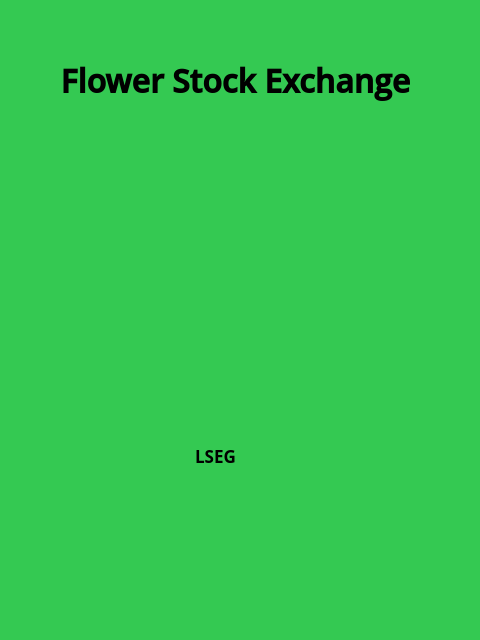
Before: the Qt Designer form splashscreen.ui in dhananjayaaps/FlowerStockExchange, drawn with Qt 5.
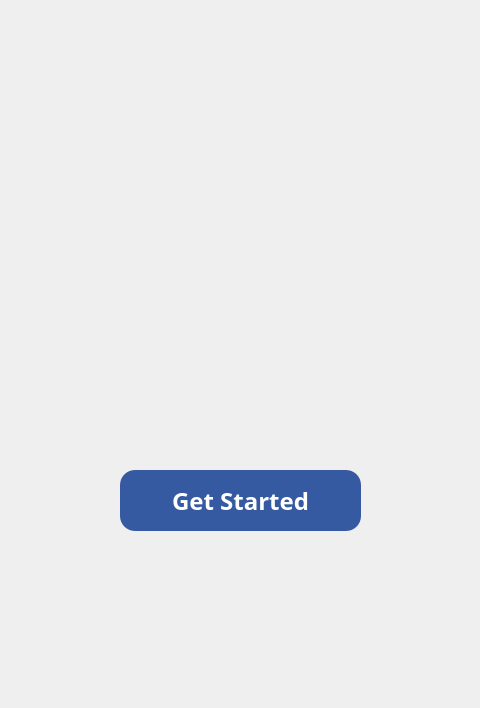
After: the same form once the commit is applied.

```diff
--- a/splashscreen.ui
+++ b/splashscreen.ui
@@ -7,7 +7,7 @@
     <x>0</x>
     <y>0</y>
     <width>480</width>
-    <height>640</height>
+    <height>708</height>
    </rect>
   </property>
   <property name="windowTitle">
@@ -16,94 +16,52 @@
   <property name="autoFillBackground">
    <bool>true</bool>
   </property>
-  <widget class="QGraphicsView" name="graphicsView">
+  <widget class="QPushButton" name="pushButton">
    <property name="geometry">
     <rect>
-     <x>-10</x>
-     <y>-10</y>
-     <width>511</width>
-     <height>661</height>
+     <x>120</x>
+     <y>470</y>
+     <width>241</width>
+     <height>61</height>
     </rect>
    </property>
+   <property name="font">
+    <font>
+     <family>Futura Md BT</family>
+     <pointsize>18</pointsize>
+     <bold>true</bold>
+    </font>
+   </property>
+   <property name="cursor">
+    <cursorShape>PointingHandCursor</cursorShape>
+   </property>
    <property name="autoFillBackground">
-    <bool>true</bool>
-   </property>
-   <property name="styleSheet">
-    <string notr="true">background:#34c952 ;
-           </string>
-   </property>
-   <property name="verticalScrollBarPolicy">
-    <enum>Qt::ScrollBarAlwaysOff</enum>
-   </property>
-   <property name="horizontalScrollBarPolicy">
-    <enum>Qt::ScrollBarAlwaysOff</enum>
-   </property>
-   <property name="backgroundBrush">
-    <brush brushstyle="Dense1Pattern">
-     <color alpha="225">
-      <red>255</red>
-      <green>0</green>
-      <blue>127</blue>
-     </color>
-    </brush>
-   </property>
-   <property name="foregroundBrush">
-    <brush brushstyle="SolidPattern">
-     <color alpha="255">
-      <red>255</red>
-      <green>85</green>
-      <blue>255</blue>
-     </color>
-    </brush>
-   </property>
-   <property name="interactive">
     <bool>false</bool>
    </property>
-  </widget>
-  <widget class="QLabel" name="label">
-   <property name="geometry">
-    <rect>
-     <x>160</x>
-     <y>440</y>
-     <width>111</width>
-     <height>31</height>
-    </rect>
+   <property name="styleSheet">
+    <string notr="true">QPushButton {
+    background-color: #365aa1;
+   border-radius: 15px;
+    color: white;
+    padding: 8px;
+    font-weight: bold;
+    text-align: center;
+    
+}
+
+QPushButton:hover {
+    background-color: #203661;
+    border-radius: 15px;
+    color: #fff;
+}
+
+QPushButton:pressed {
+    background-color: #3773c9;
+    color: #fff;
+}</string>
    </property>
-   <property name="font">
-    <font>
-     <family>Titillium Web</family>
-     <pointsize>13</pointsize>
-     <bold>true</bold>
-    </font>
-   </property>
    <property name="text">
-    <string>LSEG</string>
-   </property>
-   <property name="alignment">
-    <set>Qt::AlignCenter</set>
-   </property>
-  </widget>
-  <widget class="QLabel" name="label_2">
-   <property name="geometry">
-    <rect>
-     <x>50</x>
-     <y>20</y>
-     <width>371</width>
-     <height>121</height>
-    </rect>
-   </property>
-   <property name="font">
-    <font>
-     <family>Open Sans Semibold</family>
-     <pointsize>24</pointsize>
-     <bold>true</bold>
-    </font>
-   </property>
-   <property name="text">
-    <string>Flower Stock Exchange</string>
-   </property>
-   <property name="alignment">
-    <set>Qt::AlignCenter</set>
+    <string>Get Started</string>
    </property>
   </widget>
  </widget>
```
